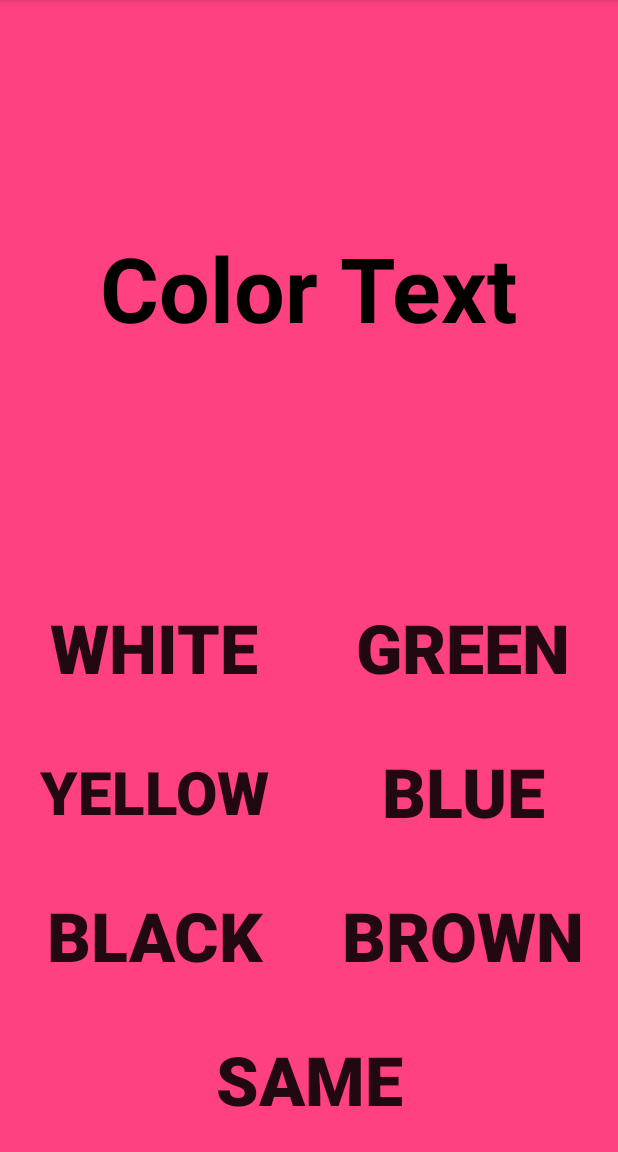
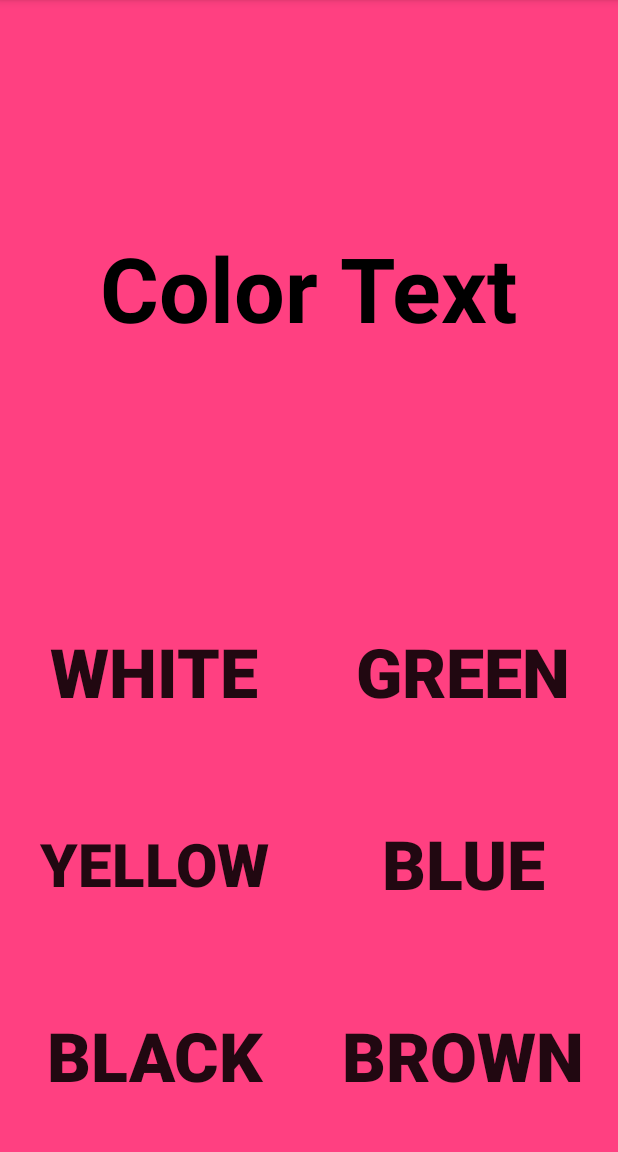
Before and after one commit to fruitbraker/RedbirdHacks2016, an Android app: the MainActivity screen opened directly, with no data from a screen before it, on a phone screen of 412 x 824 dp, the part 84-1236 px from its top. Run offline under Robolectric (Android 15) with nearby library versions, the phone set to English and light mode, and no system bars.

Commit message:
Removed same button.
Redundant.

```diff
--- a/app/src/main/res/layout/color_buttons.xml
+++ b/app/src/main/res/layout/color_buttons.xml
@@ -74,19 +74,4 @@
             android:textSize="45sp"
             android:background="@android:color/transparent"/>
     </LinearLayout>
-    <LinearLayout
-        android:layout_height="0dp"
-        android:layout_width="match_parent"
-        android:layout_weight="1"
-        android:orientation="horizontal">
-        <Button
-            android:layout_height="match_parent"
-            android:layout_width="0dp"
-            android:layout_weight="1"
-            android:text="Same"
-            android:id="@+id/bSame"
-            android:textStyle="bold"
-            android:textSize="45sp"
-            android:background="@android:color/transparent"/>
-    </LinearLayout>
 </LinearLayout>
```
